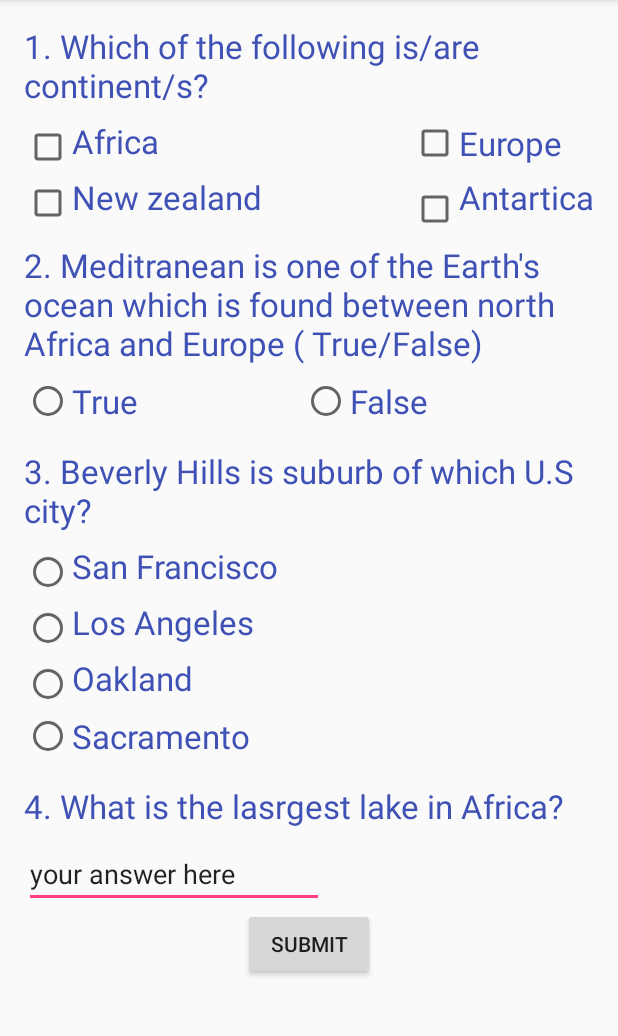
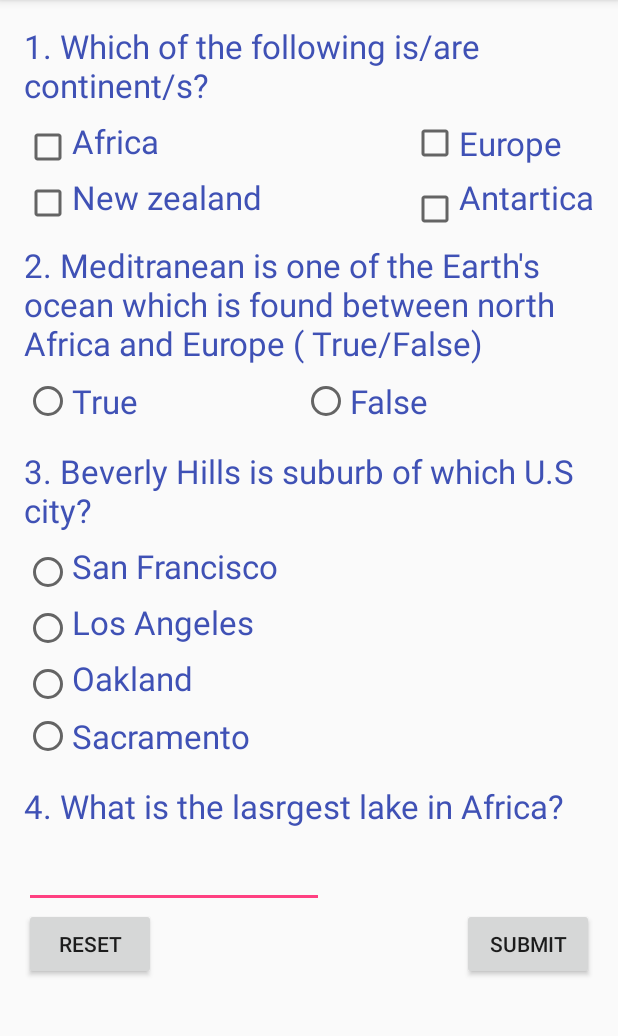
Before and after one commit to Yohannes9/QuizApp, an Android app: the MainActivity screen opened directly, with no data from a screen before it, after a tap on "SUBMIT", on a phone screen of 412 x 824 dp, the part 84-1120 px from its top. Run offline under Robolectric (Android 15) with nearby library versions, the phone set to English and light mode, and no system bars; 1 other tap on this screen came first.

Commit message:
Reset Button Added

```diff
--- a/app/src/main/java/com/example/android/quizapp/MainActivity.java
+++ b/app/src/main/java/com/example/android/quizapp/MainActivity.java
@@ -11,64 +11,113 @@ import android.widget.RadioButton;
 import android.widget.Toast;
 
 public class MainActivity extends AppCompatActivity {
-   // public String playerNamed = "";
+    // public String playerNamed = "";
+
+
+    //Bundle extras = getIntent().getExtras();
+    String playerNamed = "";
+
+
     @Override
     protected void onCreate(Bundle savedInstanceState) {
         super.onCreate(savedInstanceState);
         setContentView(R.layout.activity_main);
 
+        Intent intent = getIntent();
+        //Bundle extras = getIntent().getExtras();
+        playerNamed =  intent.getStringExtra("player");
+
+
     }
-    public void evaluate(View v){
 
-        Intent intent = getIntent();
+    public void evaluate(View v) {
+        CheckBox question1_Answer1 = (CheckBox) findViewById(R.id.question1_option1);
+        CheckBox question1_Answer2 = (CheckBox) findViewById(R.id.question1_option3);
+        CheckBox question1_Answer3 = (CheckBox) findViewById(R.id.question1_option4);
+        CheckBox question1_noneAnswer = (CheckBox) findViewById(R.id.question1_option2);
+        //answ for question 2
 
-        //Bundle extras = getIntent().getExtras();
-        String playerNamed = (String)intent.getStringExtra("player");
+        RadioButton question2_Answer = (RadioButton) findViewById(R.id.radioButton2);
+        RadioButton question2_notAnswer = (RadioButton) findViewById(R.id.radioButton);
+        //answer for question 3
+
+        RadioButton question3_Answer = (RadioButton) findViewById(R.id.radioButton32);
+        RadioButton question3_notAnswer1 = (RadioButton) findViewById(R.id.radioButton31);
+        RadioButton question3_notAnswer2 = (RadioButton) findViewById(R.id.radioButton33);
+        RadioButton question3_notAnswer3 = (RadioButton) findViewById(R.id.radioButton34);
+
+        //answer for question 4
+
+        EditText question4_Answer = (EditText) findViewById(R.id.question4_answer);
+
+        //getting the input from the text editer
+        String question4StringHolder = question4_Answer.getText().toString();
         int score = 0;
         //double percentage = 0;
 
         //answers for question 1
+
+
+        //add 1 point for each correct answer
+        if (question1_Answer1.isChecked()) {
+            score = score + 1;
+        }
+        if (question1_Answer2.isChecked()) {
+            score = score + 1;
+        }
+        if (question1_Answer3.isChecked()) {
+            score = score + 1;
+        }
+        if (question2_Answer.isChecked()) {
+            score = score + 1;
+        }
+        if (question3_Answer.isChecked()) {
+            score = score + 1;
+        }
+        if (question4StringHolder.equalsIgnoreCase("Lake Victoria") || question4StringHolder.equalsIgnoreCase("Victoria")) {
+            score = score + 1;
+        }
+
+        double percentage = ((double) score / 6) * 100;
+        Toast.makeText(this, playerNamed + "Score is: " + String.format("%.2f", percentage),
+                Toast.LENGTH_LONG).show();
+        Log.v("MainActivity", ":" + percentage);
+    }
+
+    public void reset(View v) {
+
         CheckBox question1_Answer1 = (CheckBox) findViewById(R.id.question1_option1);
         CheckBox question1_Answer2 = (CheckBox) findViewById(R.id.question1_option3);
         CheckBox question1_Answer3 = (CheckBox) findViewById(R.id.question1_option4);
-
-        //answer for question 2
+        CheckBox question1_noneAnswer = (CheckBox) findViewById(R.id.question1_option2);
+        //answ for question 2
 
         RadioButton question2_Answer = (RadioButton) findViewById(R.id.radioButton2);
-
+        RadioButton question2_notAnswer = (RadioButton) findViewById(R.id.radioButton);
         //answer for question 3
 
         RadioButton question3_Answer = (RadioButton) findViewById(R.id.radioButton32);
+        RadioButton question3_notAnswer1 = (RadioButton) findViewById(R.id.radioButton31);
+        RadioButton question3_notAnswer2 = (RadioButton) findViewById(R.id.radioButton33);
+        RadioButton question3_notAnswer3 = (RadioButton) findViewById(R.id.radioButton34);
 
         //answer for question 4
 
         EditText question4_Answer = (EditText) findViewById(R.id.question4_answer);
-        //getting the input from the text editer
-        String question4StringHolder = question4_Answer.getText().toString();
+        question1_Answer1.setChecked(false);
+        question1_Answer2.setChecked(false);
+        question1_noneAnswer.setChecked(false);
+        question1_Answer3.setChecked(false);
 
-        //add 1 point for each correct answer
-        if(question1_Answer1.isChecked()){
-            score = score + 1;
-        }
-        if(question1_Answer2.isChecked()){
-            score = score + 1;
-        }
-        if(question1_Answer3.isChecked()){
-            score = score + 1;
-        }
-        if(question2_Answer.isChecked()){
-            score = score + 1;
-        }
-        if(question3_Answer.isChecked()){
-            score = score + 1;
-        }
-        if(question4StringHolder.equalsIgnoreCase("Lake Victoria") || question4StringHolder.equalsIgnoreCase("Victoria")){
-            score = score + 1;
-        }
+        question2_notAnswer.setChecked(false);
+        question2_Answer.setChecked(false);
 
-        double percentage = ((double)score/6) * 100;
-        Toast.makeText(this, playerNamed +"Score is: " + String.format("%.2f", percentage),
-                Toast.LENGTH_LONG).show();
-        Log.v("MainActivity", ":" + percentage);
+        question3_Answer.setChecked(false);
+        question3_notAnswer1.setChecked(false);
+        question3_notAnswer2.setChecked(false);
+        question1_Answer3.setChecked(false);
+
+        question4_Answer.setText("");
     }
+
 }
--- a/app/src/main/res/layout/activity_log__in.xml
+++ b/app/src/main/res/layout/activity_log__in.xml
@@ -25,4 +25,5 @@
         android:layout_below="@id/namePlayer"
         android:text="Start"
         android:onClick="startQuiz"/>
+
     </RelativeLayout>
--- a/app/src/main/res/layout/activity_main.xml
+++ b/app/src/main/res/layout/activity_main.xml
@@ -6,8 +6,8 @@
 
     <RelativeLayout
         android:id="@+id/activity_main"
-        android:layout_width="match_parent"
-        android:layout_height="match_parent"
+        android:layout_width="wrap_content"
+        android:layout_height="wrap_content"
         android:paddingBottom="@dimen/activity_vertical_margin"
         android:paddingLeft="@dimen/activity_horizontal_margin"
         android:paddingRight="@dimen/activity_horizontal_margin"
@@ -215,7 +215,17 @@
              android:text="Submit"
              android:layout_below="@+id/question4_answer"
              android:layout_alignParentBottom="true"
-             android:layout_centerHorizontal="true"
+             android:layout_alignParentRight="true"
              android:onClick="evaluate"/>
+
+        <Button
+            android:layout_width="wrap_content"
+            android:layout_height="wrap_content"
+            android:text="reset"
+            android:layout_below="@+id/question4_answer"
+            android:layout_alignParentBottom="true"
+            android:layout_alignParentLeft="true"
+            android:onClick="reset"/>
+
     </RelativeLayout>
 </ScrollView>
```
